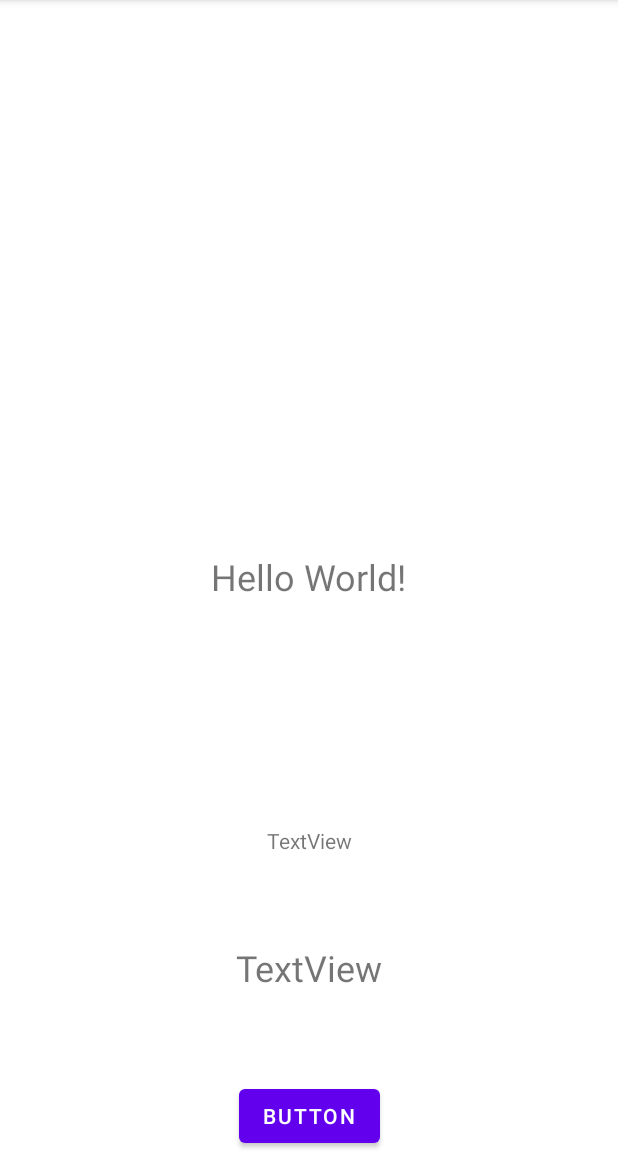
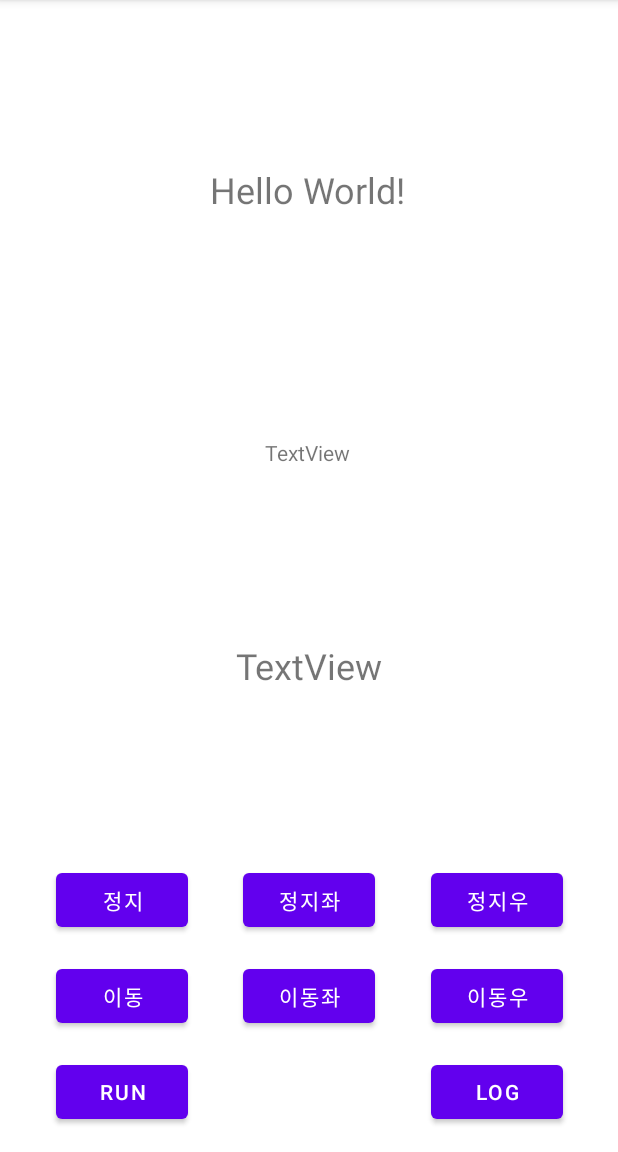
Before and after one commit to parksh01/RSSI_PDR_Indoor_Positioning, an Android app: the screen it shows after launch (MainActivity), on a phone screen of 412 x 824 dp, the part 84-1236 px from its top. Run offline under Robolectric (Android 15) with nearby library versions, the phone set to English and light mode, and no system bars.

Commit message:
Prepared the app for collecting ML dataset

```diff
--- a/AccelLocation/app/src/main/java/com/example/accellocation/AccelLocation.java
+++ b/AccelLocation/app/src/main/java/com/example/accellocation/AccelLocation.java
@@ -8,19 +8,20 @@ import android.hardware.SensorManager;
 import android.widget.TextView;
 
 import java.util.ArrayList;
+import java.util.Arrays;
 
 
 public class AccelLocation implements SensorEventListener{
     TextView view;
     Context context;
     SensorManager manager;
-    int tick;
+    public int tick;
     public float accX, accY, accZ, prevAccX, prevAccY, prevAccZ, accel, prevAccel;
     public float velX, velY, velZ, prevVelX, prevVelY, prevVelZ, spd, prevSpd;
     public float dispX, dispY, dispZ;
 
     private long before;
-    final private int tickThresh = 300;
+    final public int tickThresh = 300;
     final private int detectThresh = 10;
     private float interval;
     ArrayList<KalmanFilter> kf;
@@ -54,6 +55,7 @@ public class AccelLocation implements SensorEventListener{
             accX = sensorEvent.values[0];
             accY = sensorEvent.values[1];
             accZ = sensorEvent.values[2];
+
             accel = (float) Math.sqrt(accX * accX + accY * accY + accZ * accZ);
             if(recentVal.size() > detectThresh) {
                 recentVal.remove(0);
--- a/AccelLocation/app/src/main/java/com/example/accellocation/DeviceDirection.java
+++ b/AccelLocation/app/src/main/java/com/example/accellocation/DeviceDirection.java
@@ -13,7 +13,7 @@ public class DeviceDirection implements SensorEventListener {
     TextView view;
     Context context;
     SensorManager manager;
-    int tick;
+    public int tick;
     private ArrayList<Float> recentVal;
 
     public float velx, vely, velz;
@@ -25,7 +25,7 @@ public class DeviceDirection implements SensorEventListener {
 
     public float deltaRot, prevDeltaRot, totalRot;
 
-    final private int tickThresh = 300;
+    final public int tickThresh = 300;
 
     DeviceDirection(TextView view, SensorManager manager, Context context){
         this.view = view;
--- /dev/null
+++ b/AccelLocation/app/src/main/java/com/example/accellocation/SensorLogWriter.java
@@ -0,0 +1,80 @@
+package com.example.accellocation;
+
+import android.content.Context;
+import android.os.Build;
+import android.os.Environment;
+import android.util.Log;
+import android.widget.Toast;
+
+import androidx.annotation.RequiresApi;
+
+import java.io.File;
+import java.io.FileWriter;
+import java.time.LocalDate;
+import java.time.LocalTime;
+import java.time.format.DateTimeFormatter;
+import java.util.ArrayList;
+
+public class SensorLogWriter {
+    private ArrayList<Float> accelX;
+    private ArrayList<Float> accelY;
+    private ArrayList<Float> accelZ;
+    private ArrayList<Float> angleX;
+    private ArrayList<Float> angleY;
+    private ArrayList<Float> angleZ;
+    private ArrayList<String> tag;
+    // stop, stopLeft, stopRight, move, moveLeft, moveRight
+    public String currentTag;
+
+    private String extension = ".csv";
+    private int tick;
+
+    SensorLogWriter(){
+        this.accelX = new ArrayList<Float>();
+        this.accelY = new ArrayList<Float>();
+        this.accelZ = new ArrayList<Float>();
+        this.angleX = new ArrayList<Float>();
+        this.angleY = new ArrayList<Float>();
+        this.angleZ = new ArrayList<Float>();
+        this.tag = new ArrayList<String>();
+        this.currentTag = "stop";
+        this.tick = 0;
+    }
+    public void addValue(float accelX, float accelY, float accelZ, float angleX, float angleY, float angleZ){
+        this.accelX.add(accelX);
+        this.accelY.add(accelY);
+        this.accelZ.add(accelZ);
+        this.angleX.add(angleX);
+        this.angleY.add(angleY);
+        this.angleZ.add(angleZ);
+        this.tag.add(this.currentTag);
+        this.tick++;
+    }
+
+    @RequiresApi(api = Build.VERSION_CODES.O)
+    public void generate(Context context) {
+        String filename = "Sensor Data - " + LocalDate.now() + "-" + LocalTime.now().format(DateTimeFormatter.ofPattern("HH시 mm분 ss초")) + this.extension;
+        File file = new File(Environment.getExternalStoragePublicDirectory(Environment.DIRECTORY_DOCUMENTS), filename);
+        try{
+            if(!file.exists()){
+                file.createNewFile();
+            }
+            FileWriter writer = new FileWriter(file, false);
+            String str = "accX,accY,accZ,angleX,angleY,angleZ,label\n";
+            for(int i = 0;i<this.tick;i++){
+                str += Float.toString(this.accelX.get(i)) + ",";
+                str += Float.toString(this.accelY.get(i)) + ",";
+                str += Float.toString(this.accelZ.get(i)) + ",";
+                str += Float.toString(this.angleX.get(i)) + ",";
+                str += Float.toString(this.angleY.get(i)) + ",";
+                str += Float.toString(this.angleZ.get(i)) + ",";
+                str += this.tag.get(i) + "\n";
+            }
+            writer.write(str);
+            writer.close();
+            Toast.makeText(context, "Log Generated", Toast.LENGTH_LONG).show();
+        } catch (Exception e) {
+            e.printStackTrace();
+        }
+    }
+}
--- a/AccelLocation/app/src/main/res/layout/activity_main.xml
+++ b/AccelLocation/app/src/main/res/layout/activity_main.xml
@@ -7,24 +7,27 @@
     tools:context=".MainActivity">
 
     <TextView
+        android:id="@+id/coordinateDisplay"
         android:layout_width="wrap_content"
         android:layout_height="wrap_content"
         android:text="Hello World!"
         android:textSize="24dp"
-        android:id="@+id/coordinateDisplay"
         app:layout_constraintBottom_toBottomOf="parent"
+        app:layout_constraintHorizontal_bias="0.498"
         app:layout_constraintLeft_toLeftOf="parent"
         app:layout_constraintRight_toRightOf="parent"
-        app:layout_constraintTop_toTopOf="parent" />
+        app:layout_constraintTop_toTopOf="parent"
+        app:layout_constraintVertical_bias="0.15" />
 
     <Button
         android:id="@+id/button"
         android:layout_width="wrap_content"
         android:layout_height="wrap_content"
+        android:layout_margin="16sp"
         android:onClick="onStartButtonClick"
-        android:text="Button"
+        android:text="Run"
         app:layout_constraintBottom_toBottomOf="parent"
-        app:layout_constraintEnd_toEndOf="parent"
+        app:layout_constraintEnd_toStartOf="@+id/moveLeftButton"
         app:layout_constraintStart_toStartOf="parent" />
 
     <TextView
@@ -34,8 +37,10 @@
         android:text="TextView"
         app:layout_constraintBottom_toTopOf="@+id/button"
         app:layout_constraintEnd_toEndOf="parent"
+        app:layout_constraintHorizontal_bias="0.498"
         app:layout_constraintStart_toStartOf="parent"
-        app:layout_constraintTop_toBottomOf="@+id/coordinateDisplay" />
+        app:layout_constraintTop_toBottomOf="@+id/coordinateDisplay"
+        app:layout_constraintVertical_bias="0.276" />
 
     <TextView
         android:id="@+id/coordinateType2Display"
@@ -43,9 +48,86 @@
         android:layout_height="wrap_content"
         android:text="TextView"
         android:textSize="24dp"
-        app:layout_constraintBottom_toTopOf="@+id/button"
+        app:layout_constraintBottom_toTopOf="@+id/stopLeftButton"
         app:layout_constraintEnd_toEndOf="parent"
         app:layout_constraintStart_toStartOf="parent"
         app:layout_constraintTop_toBottomOf="@+id/directionDisplay" />
 
+    <Button
+        android:id="@+id/moveLeftButton"
+        android:layout_width="wrap_content"
+        android:layout_height="wrap_content"
+        android:text="이동좌"
+        android:onClick="onMoveLeftClick"
+        android:layout_margin="16sp"
+        app:layout_constraintBottom_toTopOf="@+id/button"
+        app:layout_constraintEnd_toEndOf="parent"
+        app:layout_constraintStart_toStartOf="parent" />
+
+    <Button
+        android:id="@+id/moveButton"
+        android:layout_width="wrap_content"
+        android:layout_height="wrap_content"
+        android:layout_margin="16sp"
+        android:text="이동"
+        android:onClick="onMoveClick"
+        app:layout_constraintBottom_toTopOf="@+id/button"
+        app:layout_constraintEnd_toStartOf="@+id/moveLeftButton"
+        app:layout_constraintStart_toStartOf="parent" />
+
+    <Button
+        android:id="@+id/moveRightButton"
+        android:layout_width="wrap_content"
+        android:layout_height="wrap_content"
+        android:layout_margin="16sp"
+        android:text="이동우"
+        android:onClick="onMoveRightClick"
+        app:layout_constraintBottom_toTopOf="@+id/button"
+        app:layout_constraintEnd_toEndOf="parent"
+        app:layout_constraintStart_toEndOf="@+id/moveLeftButton" />
+
+    <Button
+        android:id="@+id/stopLeftButton"
+        android:layout_width="wrap_content"
+        android:layout_height="wrap_content"
+        android:layout_margin="16sp"
+        android:text="정지좌"
+        android:onClick="onStopLeftClick"
+        app:layout_constraintBottom_toTopOf="@+id/moveLeftButton"
+        app:layout_constraintEnd_toEndOf="parent"
+        app:layout_constraintStart_toStartOf="parent" />
+
+    <Button
+        android:id="@+id/stopButton"
+        android:layout_width="wrap_content"
+        android:layout_height="wrap_content"
+        android:layout_margin="16sp"
+        android:text="정지"
+        android:onClick="onStopClick"
+        app:layout_constraintBottom_toTopOf="@+id/moveButton"
+        app:layout_constraintEnd_toStartOf="@+id/stopLeftButton"
+        app:layout_constraintStart_toStartOf="parent" />
+
+    <Button
+        android:id="@+id/stopRightButton"
+        android:layout_width="wrap_content"
+        android:layout_height="wrap_content"
+        android:layout_margin="16sp"
+        android:text="정지우"
+        android:onClick="onStopRightClick"
+        app:layout_constraintBottom_toTopOf="@+id/moveRightButton"
+        app:layout_constraintEnd_toEndOf="parent"
+        app:layout_constraintStart_toEndOf="@+id/stopLeftButton" />
+
+    <Button
+        android:id="@+id/logButton"
+        android:layout_width="wrap_content"
+        android:layout_height="wrap_content"
+        android:layout_margin="16sp"
+        android:text="Log"
+        android:onClick="onLogButtonClick"
+        app:layout_constraintBottom_toBottomOf="parent"
+        app:layout_constraintEnd_toEndOf="parent"
+        app:layout_constraintStart_toEndOf="@+id/moveLeftButton" />
+
 </androidx.constraintlayout.widget.ConstraintLayout>
```
Also changed, not shown: AccelLocation/app/src/main/java/com/example/accellocation/MainActivity.java (+36 -1 lines).
